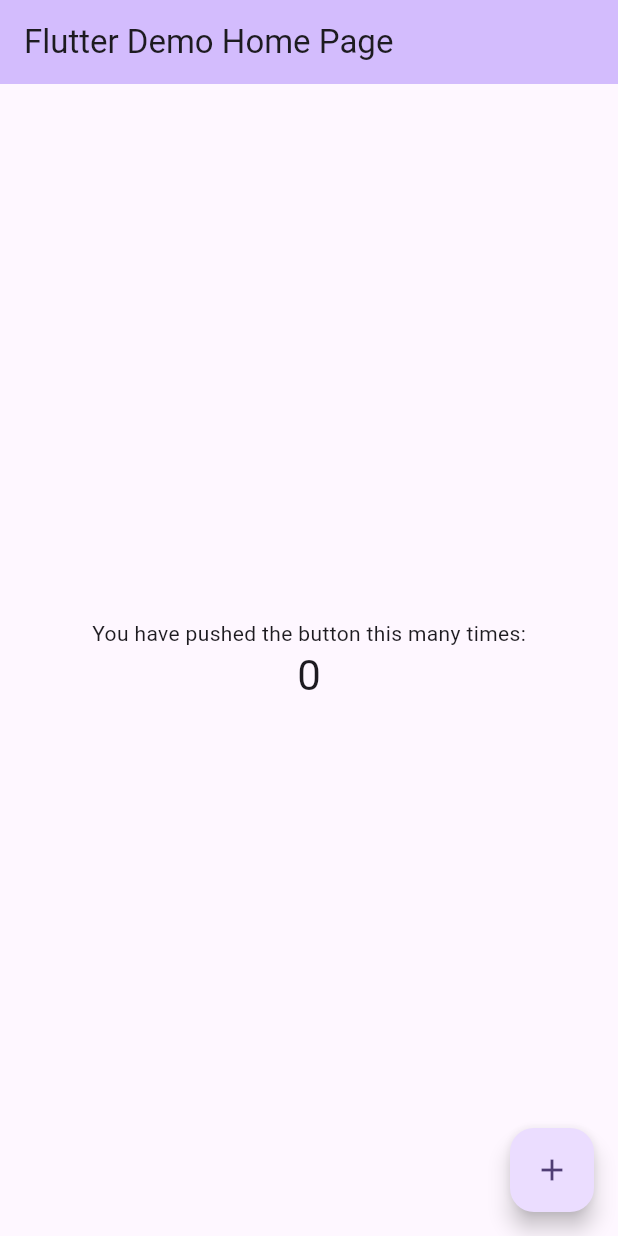
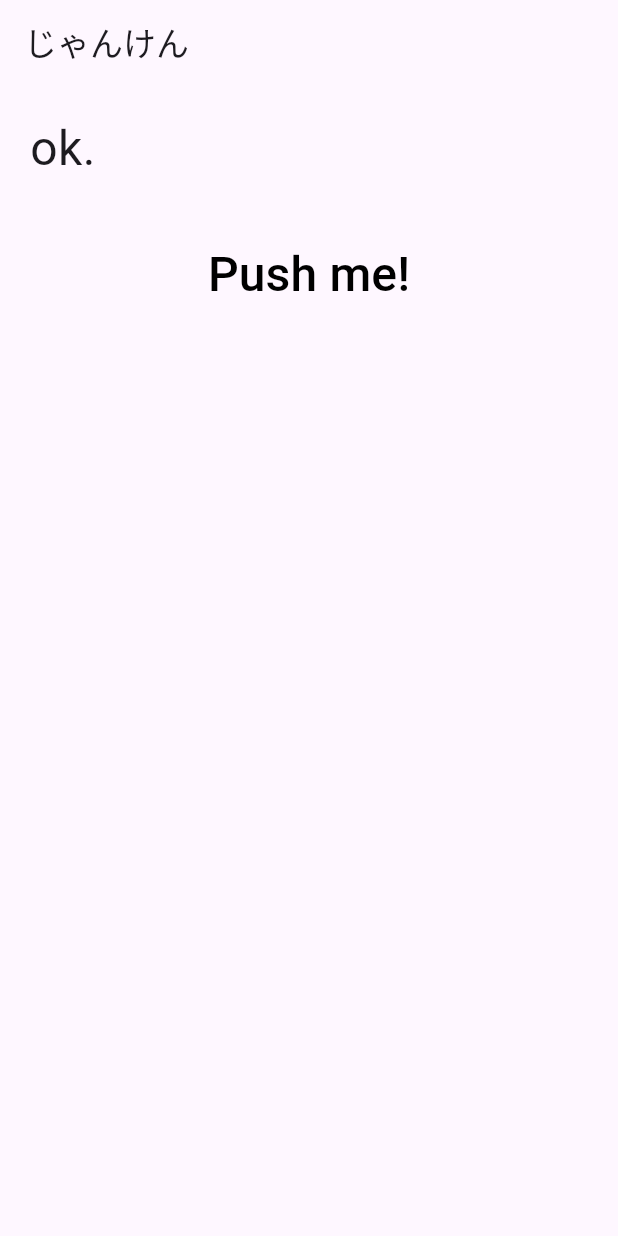
Before and after one commit to Shun2439/note, a Flutter app: the screen it shows after launch, on a phone screen of 412 x 824 dp. Run offline on Flutter 3.47's test engine with Material 3 defaults, Android fonts, the phone set to English and light mode, and no system bars.

Commit message:
:white_check_mark: button practice

```diff
--- a/text/kick_start/lib/main.dart
+++ b/text/kick_start/lib/main.dart
@@ -55,71 +55,49 @@
 }
 
 class _MyHomePageState extends State<MyHomePage> {
-  int _counter = 0;
+  static var _message = 'ok.';
 
-  void _incrementCounter() {
-    setState(() {
-      // This call to setState tells the Flutter framework that something has
-      // changed in this State, which causes it to rerun the build method below
-      // so that the display can reflect the updated values. If we changed
-      // _counter without calling setState(), then the build method would not be
-      // called again, and so nothing would appear to happen.
-      _counter++;
-    });
-  }
+  static final _janken = <String>['グー', 'チョキ', 'パー'];
 
   @override
   Widget build(BuildContext context) {
-    // This method is rerun every time setState is called, for instance as done
-    // by the _incrementCounter method above.
-    //
-    // The Flutter framework has been optimized to make rerunning build methods
-    // fast, so that you can just rebuild anything that needs updating rather
-    // than having to individually change instances of widgets.
     return Scaffold(
       appBar: AppBar(
-        // TRY THIS: Try changing the color here to a specific color (to
-        // Colors.amber, perhaps?) and trigger a hot reload to see the AppBar
-        // change color while the other colors stay the same.
-        backgroundColor: Theme.of(context).colorScheme.inversePrimary,
-        // Here we take the value from the MyHomePage object that was created by
-        // the App.build method, and use it to set our appbar title.
-        title: Text(widget.title),
+        title: const Text('じゃんけん'),
       ),
       body: Center(
-        // Center is a layout widget. It takes a single child and positions it
-        // in the middle of the parent.
         child: Column(
-          // Column is also a layout widget. It takes a list of children and
-          // arranges them vertically. By default, it sizes itself to fit its
-          // children horizontally, and tries to be as tall as its parent.
-          //
-          // Column has various properties to control how it sizes itself and
-          // how it positions its children. Here we use mainAxisAlignment to
-          // center the children vertically; the main axis here is the vertical
-          // axis because Columns are vertical (the cross axis would be
-          // horizontal).
-          //
-          // TRY THIS: Invoke "debug painting" (choose the "Toggle Debug Paint"
-          // action in the IDE, or press "p" in the console), to see the
-          // wireframe for each widget.
-          mainAxisAlignment: MainAxisAlignment.center,
-          children: <Widget>[
-            const Text(
-              'You have pushed the button this many times:',
+          mainAxisAlignment: MainAxisAlignment.start,
+          mainAxisSize: MainAxisSize.max,
+          crossAxisAlignment: CrossAxisAlignment.stretch,
+          children: [
+            Padding(
+              padding: const EdgeInsets.all(20.0),
+              child: Text(
+                _message,
+                style: const TextStyle(
+                    fontSize: 32.0,
+                    fontWeight: FontWeight.w400,
+                    fontFamily: "Roboto"),
+              ),
             ),
-            Text(
-              '$_counter',
-              style: Theme.of(context).textTheme.headlineMedium,
-            ),
+            TextButton(
+                onPressed: buttonPressed,
+                child: const Padding(
+                  padding: EdgeInsets.all(10.0),
+                  child: Text("Push me!",
+                      style: TextStyle(
+                          fontSize: 32.0, color: Color(0xff000000))),
+                ))
           ],
         ),
       ),
-      floatingActionButton: FloatingActionButton(
-        onPressed: _incrementCounter,
-        tooltip: 'Increment',
-        child: const Icon(Icons.add),
-      ), // This trailing comma makes auto-formatting nicer for build methods.
     );
   }
+
+  void buttonPressed() {
+    setState(() {
+      _message = (_janken..shuffle()).first;
+    });
+  }
 }
```
Also changed, not shown: 1 other file.
